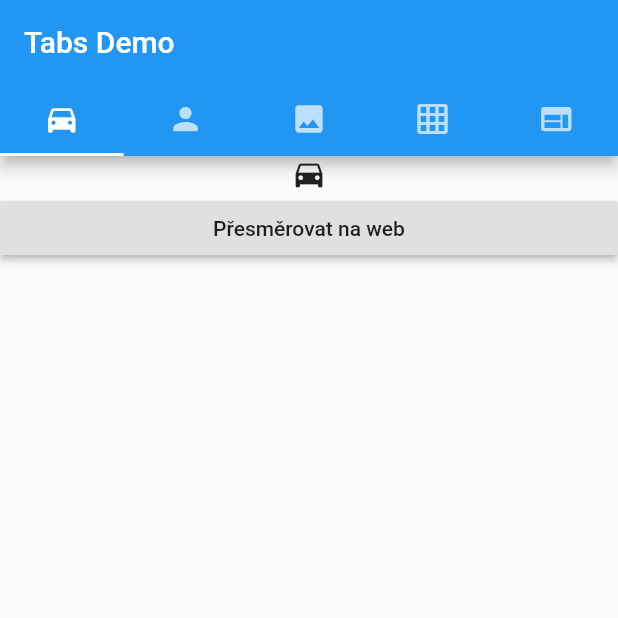
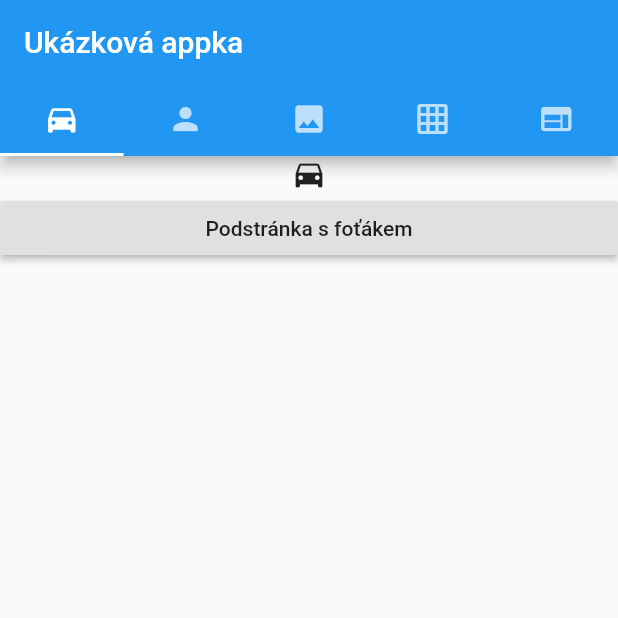
Before and after one commit to PaznerA/flutter_playground, a Flutter app: the screen it shows after launch, on a phone screen of 412 x 824 dp, the top half of it. Run offline on Flutter 3.47's test engine with Material 2 defaults, Android fonts, the phone set to English and light mode, and no system bars; our stand-ins replace camera; missing offline and left inert: flutter_webview_plugin.

Commit message:
webView WIP

```diff
--- a/lib/main.dart
+++ b/lib/main.dart
@@ -54,7 +54,7 @@ class TabBarDemo extends StatelessWidget {
                 Tab(icon: Icon(Icons.web)),
               ],
             ),
-            title: Text('Tabs Demo'),
+            title: Text('Ukázková appka'),
           ),
           body: TabBarView(
             children: [
@@ -65,7 +65,7 @@ class TabBarDemo extends StatelessWidget {
                   ]),
                   TableRow(children: [
                     RaisedButton(
-                      child: Text('Přesměrovat na web'),
+                      child: Text('Podstránka s foťákem'),
                       onPressed: () {
                         Navigator.push(
                             context,
@@ -97,15 +97,20 @@ class TabBarDemo extends StatelessWidget {
               new WebviewScaffold(
                 url: "https://fitness14.polyweb.cz/novinky/",
                 appBar: new AppBar(
-                  title: const Text('Web'),
+                  title: const Text('Web fitness 14'),
+                  backgroundColor: Color.fromRGBO(107, 107, 107, 1),
+                  actions: <Widget>[
+                    IconButton(
+                      icon: Icon(Icons.build),
+                      onPressed: () => {},
+                    )
+                  ],
                 ),
                 withLocalStorage: true,
-                initialChild: Container(
-                  color: Colors.redAccent,
-                  child: const Center(
-                    child: Text('Načítám.....'),
-                  ),
-                ),
+                withJavascript: true,
+                debuggingEnabled: true,
+                ignoreSSLErrors: true,
+                withZoom: true,
               ),
             ],
           ),
```
Also changed, not shown: 1 other file.
